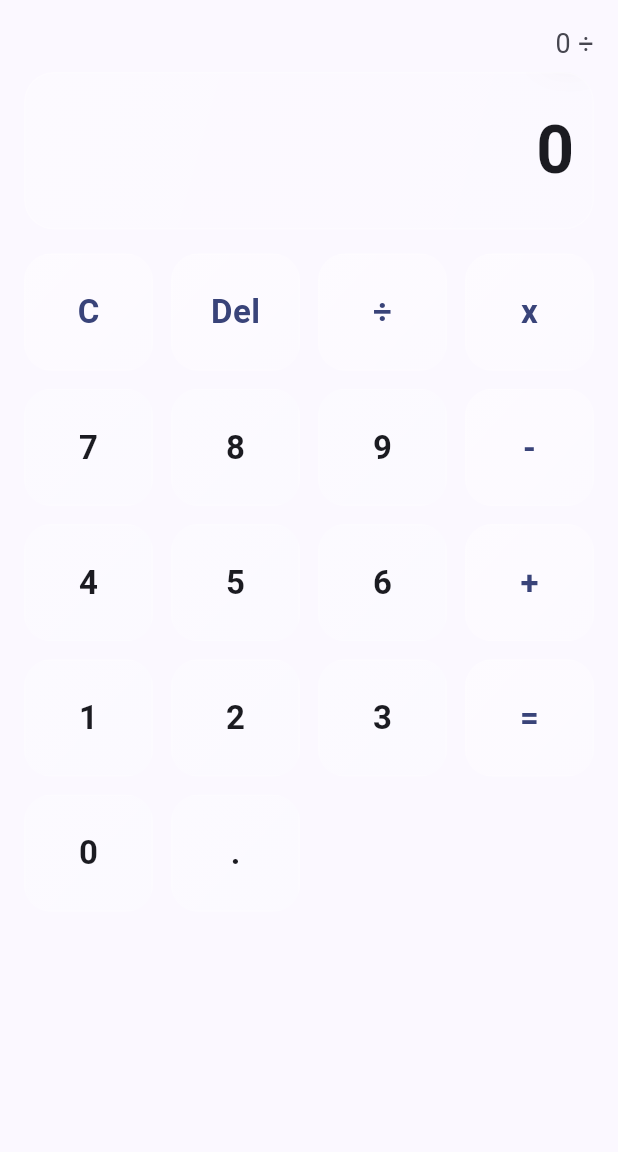
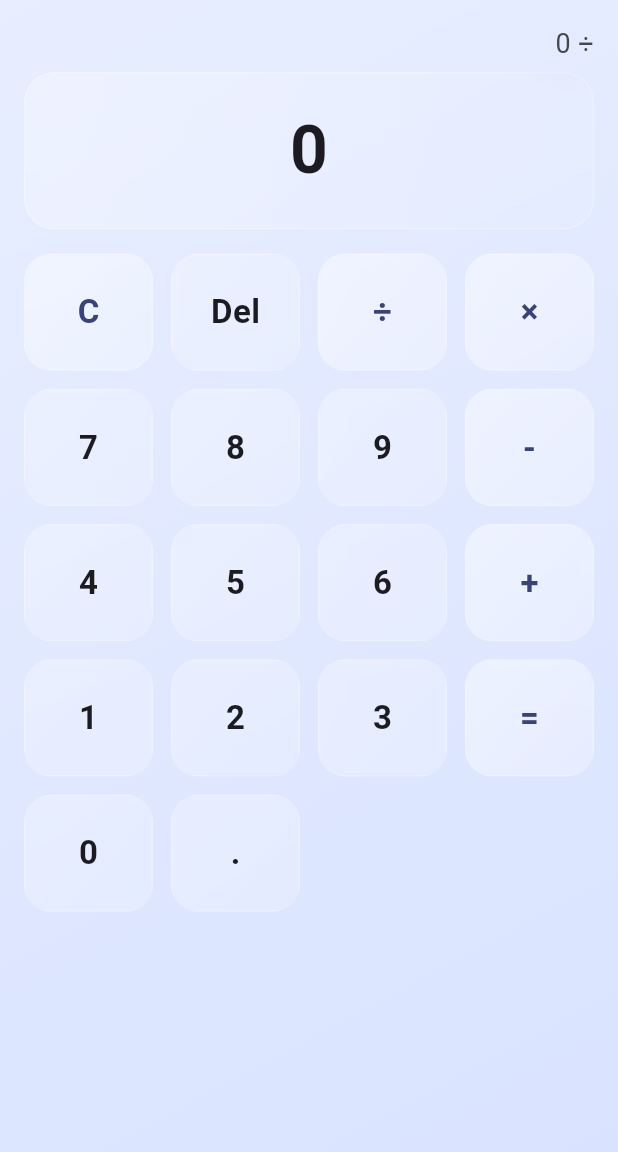
Before and after one commit to Romantll/Calculator-Modes, a Flutter app: the screen it shows after launch, after a tap on an icon or button, on a phone screen of 412 x 824 dp, the part 84-1236 px from its top. Run offline on Flutter 3.47's test engine with Material 3 defaults, Android fonts, the phone set to English and light mode, and no system bars; our stand-ins replace shared_preferences.

Commit message:
Added iteration markers and refined UI

```diff
--- a/lib/main.dart
+++ b/lib/main.dart
@@ -1,13 +1,15 @@
-import 'dart:ui' show ImageFilter;
 import 'package:flutter/material.dart';
-import 'package:flutter/services.dart';
-import 'package:shared_preferences/shared_preferences.dart'; //must add with flutter pub add shared_preferences
+import 'dart:ui' show ImageFilter; // [ITER4] For glassmorphism blur
+import 'package:flutter/services.dart'; // [ITER2 FIX] Haptics & debug support
+import 'package:shared_preferences/shared_preferences.dart'; // [ITER3] Theme persistence
+
+// [ITER3 NOTE] Run once: flutter pub add shared_preferences
 
 void main() {
   runApp(const SnazzyCalculatorApp());
 }
 
-class SnazzyCalculatorApp extends StatefulWidget{
+class SnazzyCalculatorApp extends StatefulWidget {
   const SnazzyCalculatorApp({super.key});
 
   @override
@@ -17,13 +19,16 @@ class SnazzyCalculatorApp extends StatefulWidget{
 class _SnazzyCalculatorAppState extends State<SnazzyCalculatorApp> {
   ThemeMode _themeMode = ThemeMode.light;
 
+  get _focusNode => null;
+
   @override
-  void initState(){
+  void initState() {
     super.initState();
-    _loadTheme();
+    _loadTheme(); // [ITER3] Load saved theme on launch
   }
 
-  Future<void> _loadTheme() async{
+  // [ITER3] Persist theme choice using SharedPreferences
+  Future<void> _loadTheme() async {
     final prefs = await SharedPreferences.getInstance();
     final isDark = prefs.getBool('theme_is_dark') ?? false;
     setState(() => _themeMode = isDark ? ThemeMode.dark : ThemeMode.light);
@@ -35,7 +40,13 @@ class _SnazzyCalculatorAppState extends State<SnazzyCalculatorApp> {
   }
 
   @override
-  Widget build(BuildContext context){
+  void dispose() {
+    _focusNode.dispose(); // [ITER5]
+    super.dispose();
+  }
+
+  @override
+  Widget build(BuildContext context) {
     return MaterialApp(
       debugShowCheckedModeBanner: false,
       title: 'Snazzy Calculator',
@@ -54,12 +65,12 @@ class _SnazzyCalculatorAppState extends State<SnazzyCalculatorApp> {
         fontFamily: 'Roboto',
       ),
       home: CalculatorPage(
-        onToggleTheme: () async{
+        onToggleTheme: () async {
           setState(() {
             _themeMode =
                 _themeMode == ThemeMode.light ? ThemeMode.dark : ThemeMode.light;
           });
-          await _saveTheme(_themeMode);
+          await _saveTheme(_themeMode); // [ITER3] Save theme on toggle
         },
         themeMode: _themeMode,
       ),
@@ -67,7 +78,7 @@ class _SnazzyCalculatorAppState extends State<SnazzyCalculatorApp> {
   }
 }
 
-class CalculatorPage extends StatefulWidget{
+class CalculatorPage extends StatefulWidget {
   const CalculatorPage({super.key, required this.onToggleTheme, required this.themeMode});
 
   final VoidCallback onToggleTheme;
@@ -77,34 +88,45 @@ class CalculatorPage extends StatefulWidget{
   State<CalculatorPage> createState() => _CalculatorPageState();
 }
 
-class _CalculatorPageState extends State<CalculatorPage>{
-  final bool _showDebug = false;
+class _CalculatorPageState extends State<CalculatorPage> {
+  // [ITER5] Keyboard focus node for hardware key support
+  final FocusNode _focusNode = FocusNode(debugLabel: 'calc-focus');
+  // [ITER2.1 DEBUG] Quick inline debug toggle
+  bool _showDebug = false; // [ITER3] default off for cleaner UI
   String _history = '';
-  String _main = '0';
+  String _main = '0'; // [ITER2.1 DEBUG] main display value
 
+  // State for operations
   double? _firstOperand;
-  String? _operator;
-  bool _isTypeingSecondOperand = false;
-  bool _error = false;
+  String? _operator; // '+', '-', '×', '÷'
+  bool _isTypingSecondOperand = false;
+  bool _error = false; // when true, lock input except Clear
 
+  // Use simple ASCII '-' for reliability across fonts & key handling
   final List<String> _keys = const [
-    'C', 'Del', '÷', 'x',
+    'C', 'Del', '÷', '×',
     '7', '8', '9', '-',
     '4', '5', '6', '+',
     '1', '2', '3', '=',
     '0', '.',
   ];
 
-  void _onKeyTap(String key){
+  void _onKeyTap(String key) {
+    // [ITER2 FIX] Haptic + debug feedback to confirm tap registration
     HapticFeedback.lightImpact();
-    print('Tapped: ' + key);
-    if (_error && key != 'C'){
-      print('Blocked input due to error state. Press C to Clear');
+    // ignore: avoid_print
+    print('Tapped: $key');
+
+    // If we're in an error state, only Clear works
+    if (_error && key != 'C') {
+      // ignore: avoid_print
+      print('Blocked input due to error state. Press C to clear.');
       return;
     }
 
-    if (RegExp(r'^[0-9]$').hasMatch(key)){
+    if (RegExp(r'^[0-9]$').hasMatch(key)) {
       _appendDigit(key);
+      // ignore: avoid_print
       print('MAIN after digit: $_main');
       return;
     }
@@ -112,35 +134,45 @@ class _CalculatorPageState extends State<CalculatorPage>{
     switch (key) {
       case '.':
         _appendDot();
+        // ignore: avoid_print
+        print('MAIN after dot: $_main');
         break;
       case 'Del':
         _deleteLast();
+        // ignore: avoid_print
+        print('MAIN after del: $_main');
         break;
       case 'C':
         _clearAll();
+        // ignore: avoid_print
+        print('Cleared. MAIN=$_main');
         break;
       case '+':
       case '-':
-      case 'x':
+      case '×':
       case '÷':
         _selectOperator(key);
+        // ignore: avoid_print
+        print('Selected op $key, FIRST=${_firstOperand?.toString() ?? 'null'}');
         break;
       case '=':
         _computeEquals();
+        // ignore: avoid_print
+        print('After equals, MAIN=$_main, HISTORY=$_history');
         break;
       default:
         break;
     }
   }
 
-  void _appendDigit(String d){
+  void _appendDigit(String d) {
     setState(() {
-      //Replace leading 0 unless building decimal
-      if (_isTypeingSecondOperand && _main == '0'){
+      // Replace leading '0' unless we're building a decimal like '0.x'
+      if (_isTypingSecondOperand && _main == '0') {
         _main = d;
         return;
       }
-      if (_main == '0'){
+      if (_main == '0') {
         _main = d;
       } else {
         _main += d;
@@ -148,9 +180,9 @@ class _CalculatorPageState extends State<CalculatorPage>{
     });
   }
 
-  void _appendDot(){
+  void _appendDot() {
     setState(() {
-      //Only one dot per current operand
+      // Only one dot per current operand
       if (_main.contains('.')) return;
       _main = _main.isEmpty ? '0.' : _main + '.';
     });
@@ -158,10 +190,10 @@ class _CalculatorPageState extends State<CalculatorPage>{
 
   void _deleteLast() {
     setState(() {
-      if(_main.isNotEmpty && _main != '0'){
+      if (_main.isNotEmpty && _main != '0') {
         _main = _main.substring(0, _main.length - 1);
+        if (_main.isEmpty) _main = '0';
       }
-      if (_main.isEmpty) _main = '0';
     });
   }
 
@@ -171,7 +203,7 @@ class _CalculatorPageState extends State<CalculatorPage>{
       _main = '0';
       _firstOperand = null;
       _operator = null;
-      _isTypeingSecondOperand = false;
+      _isTypingSecondOperand = false;
       _error = false;
     });
   }
@@ -180,8 +212,9 @@ class _CalculatorPageState extends State<CalculatorPage>{
     setState(() {
       final current = double.tryParse(_main) ?? 0.0;
 
-      //If we chose operator but haven't type second operand
-      if (_firstOperand != null && _isTypeingSecondOperand && (_main == '0' || _main.isEmpty)) {
+      // If we already chose an operator but haven't typed the second operand yet,
+      // allow changing the operator (e.g., user tapped the wrong one)
+      if (_firstOperand != null && _isTypingSecondOperand && (_main == '0' || _main.isEmpty)) {
         _operator = op;
         _history = '${_formatNumber(_firstOperand!)} $op';
         return;
@@ -191,37 +224,36 @@ class _CalculatorPageState extends State<CalculatorPage>{
       _operator = op;
       _history = '${_formatNumber(current)} $op';
       _main = '0';
-      _isTypeingSecondOperand = true;
+      _isTypingSecondOperand = true;
     });
   }
 
-  void _computeEquals(){
+  void _computeEquals() {
     if (_firstOperand == null || _operator == null) return;
-
     final second = double.tryParse(_main) ?? 0.0;
     final first = _firstOperand!;
+
     double result;
-
-    switch (_operator){
+    switch (_operator) {
       case '+':
         result = first + second;
         break;
       case '-':
         result = first - second;
         break;
-      case 'x':
+      case '×':
         result = first * second;
         break;
       case '÷':
-        //Error handling
-        if (second == 0){
+        if (second == 0) {
+          // [ITER3] Friendly error UI + state lock until Clear
           ScaffoldMessenger.of(context).showSnackBar(
             const SnackBar(content: Text('Cannot divide by zero')),
           );
           _showError('$first / 0');
           return;
         }
-        result = first/second;
+        result = first / second;
         break;
       default:
         return;
@@ -232,11 +264,11 @@ class _CalculatorPageState extends State<CalculatorPage>{
       _main = _formatNumber(result);
       _firstOperand = null;
       _operator = null;
-      _isTypeingSecondOperand = false;
+      _isTypingSecondOperand = false;
     });
   }
 
-  void _showError(String expression){
+  void _showError(String expression) {
     setState(() {
       _history = '$expression =';
       _main = 'Error';
@@ -244,14 +276,13 @@ class _CalculatorPageState extends State<CalculatorPage>{
     });
   }
 
-  String _formatNumber(double value){
-    if(value.isNaN ||  value.isInfinite) return value.toString();
+  String _formatNumber(double value) {
+    if (value.isNaN || value.isInfinite) return value.toString();
     final asInt = value.toInt();
     if (value == asInt.toDouble()) return asInt.toString();
-    //Trim trailing zeros
     var s = value.toStringAsFixed(10);
-    s = s.replaceFirst(RegExp(r'\.0+$'), '');
-    s = s.replaceFirst(RegExp(r'(\.\d*?)0+$'), r'$1');
+    s = s.replaceFirst(RegExp(r'\.0+\$'), '');
+    s = s.replaceFirst(RegExp(r'(\.\d*?)0+\$'), r'$1');
     return s;
   }
 
@@ -259,6 +290,7 @@ class _CalculatorPageState extends State<CalculatorPage>{
   Widget build(BuildContext context) {
     final cs = Theme.of(context).colorScheme;
 
+    // [ITER5] Ensure focus for keyboard input
     return Scaffold(
       appBar: AppBar(
         title: const Text('Snazzy Calculator'),
@@ -268,42 +300,108 @@ class _CalculatorPageState extends State<CalculatorPage>{
             onPressed: widget.onToggleTheme,
             icon: Icon(
               widget.themeMode == ThemeMode.light
-              ?Icons.dark_mode_outlined
+                  ? Icons.dark_mode_outlined
                   : Icons.light_mode_outlined,
             ),
-          )
+          ),
         ],
       ),
-      body: SafeArea(
+      body: RawKeyboardListener(
+        focusNode: _focusNode, // [ITER5] hardware keyboard
+        autofocus: true, // [ITER5]
+        onKey: (event) {
+          if (event is! RawKeyDownEvent) return; // avoid repeats [ITER5]
+          final keyLabel = event.logicalKey.keyLabel;
+          // Map common keys to calculator taps [ITER5]
+          if (RegExp(r'^[0-9]$').hasMatch(keyLabel)) {
+            _onKeyTap(keyLabel);
+            return;
+          }
+          switch (keyLabel) {
+            case '+':
+            case '-':
+              _onKeyTap(keyLabel);
+              return;
+            case '*':
+              _onKeyTap('×');
+              return;
+            case 'x':
+            case 'X':
+              _onKeyTap('×');
+              return;
+            case '/':
+              _onKeyTap('÷');
+              return;
+            case '.':
+            case ',':
+              _onKeyTap('.');
+              return;
+            case 'Enter':
+            case 'Numpad Enter':
+              _onKeyTap('=');
+              return;
+            case 'Backspace':
+              _onKeyTap('Del');
+              return;
+            case 'Escape':
+              _onKeyTap('C');
+              return;
+          }
+        },
+        child: Container(
+          decoration: BoxDecoration(
+            gradient: LinearGradient(
+              begin: Alignment.topLeft,
+              end: Alignment.bottomRight,
+              colors: [
+                Theme.of(context).brightness == Brightness.dark
+                    ? const Color(0xFF0B1220)
+                    : const Color(0xFFE8EEFF),
+                Theme.of(context).brightness == Brightness.dark
+                    ? const Color(0xFF151B2D)
+                    : const Color(0xFFD9E3FF),
+              ],
+            ),
+          ),
+          child: SafeArea(
           child: Padding(
             padding: const EdgeInsets.all(16.0),
             child: Column(
               crossAxisAlignment: CrossAxisAlignment.stretch,
               children: [
-              //Debugging
+                // [ITER2.1 DEBUG] Tiny on-screen debug row (toggle with _showDebug)
                 if (_showDebug)
                   Padding(
                     padding: const EdgeInsets.only(bottom: 8.0),
                     child: Row(
                       mainAxisAlignment: MainAxisAlignment.spaceBetween,
                       children: [
-                      Text('dbg MAIN: $_main', style: TextStyle(fontSize: 12, color: cs.onSurfaceVariant)),
-                      Text('op: ${_operator ?? '∅'} first: ${_firstOperand?.toString() ?? '∅'}', style: TextStyle(fontSize: 12, color: cs.onSurfaceVariant))
+                        Text('dbg MAIN: $_main', style: TextStyle(fontSize: 12, color: Theme.of(context).colorScheme.onSurfaceVariant)),
+                        Text('op: ${_operator ?? '∅'}  first: ${_firstOperand?.toString() ?? '∅'}', style: TextStyle(fontSize: 12, color: Theme.of(context).colorScheme.onSurfaceVariant)),
                       ],
                     ),
                   ),
-              //History
+
+                // History
                 Text(
                   _history,
                   textAlign: TextAlign.right,
                   style: TextStyle(
                     fontSize: 18,
-                  color: cs.onSurfaceVariant,
+                    color: Theme.of(context).colorScheme.onSurfaceVariant,
                   ),
                 ),
                 const SizedBox(height: 6),
-              //Main Display
-              ClipRRect(
+                // [ITER4] Main display as frosted glass card
+                // [ITER5] Tap to copy, AnimatedSwitcher on value change
+                GestureDetector(
+                  onLongPress: () {
+                    Clipboard.setData(ClipboardData(text: _main)); // [ITER5]
+                    ScaffoldMessenger.of(context).showSnackBar(
+                      const SnackBar(content: Text('Result copied')), // [ITER5]
+                    );
+                  },
+                  child: ClipRRect(
                     borderRadius: BorderRadius.circular(20),
                     child: BackdropFilter(
                       filter: ImageFilter.blur(sigmaX: 14, sigmaY: 14),
@@ -312,7 +410,7 @@ class _CalculatorPageState extends State<CalculatorPage>{
                         decoration: BoxDecoration(
                           borderRadius: BorderRadius.circular(20),
                           border: Border.all(
-                        color: Colors.white.withOpacity(0.28),
+                            color: Colors.white.withOpacity(0.25),
                           ),
                           gradient: LinearGradient(
                             begin: Alignment.topLeft,
@@ -323,8 +421,12 @@ class _CalculatorPageState extends State<CalculatorPage>{
                             ],
                           ),
                         ),
+                        child: AnimatedSwitcher(
+                          duration: const Duration(milliseconds: 160), // [ITER5]
+                          transitionBuilder: (child, anim) => FadeTransition(opacity: anim, child: child), // [ITER5]
                           child: Text(
                             _main,
+                            key: ValueKey(_main), // [ITER5]
                             textAlign: TextAlign.right,
                             maxLines: 1,
                             overflow: TextOverflow.ellipsis,
@@ -333,25 +435,29 @@ class _CalculatorPageState extends State<CalculatorPage>{
                         ),
                       ),
                     ),
+                  ),
+                ),
                 const SizedBox(height: 16),
-              //keypad
+                // Keypad — fixed count, no blanks
                 Expanded(
                   child: GridView.count(
                     crossAxisCount: 4,
                     mainAxisSpacing: 12,
                     crossAxisSpacing: 12,
-                  childAspectRatio: 1.1,
+                    childAspectRatio: 1.1, // [ITER3] Slightly taller buttons for better tap targets
                     children: _keys
-                    .where((k) => k.isNotEmpty)
                         .map((k) => _CalcButton(
                               label: k,
                               onTap: () => _onKeyTap(k),
-                        isAccent: ['C', 'Del', '+', '-', 'x', '÷', '='].contains(k),
+                              onLongPress: k == 'Del' ? _clearAll : null, // [ITER3] Long-press Del to Clear
+                              isAccent: ['=', 'C'].contains(k) || ['+', '-', '×', '÷'].contains(k), // [ITER4] Accents on ops & key actions
                             ))
                         .toList(),
                   ),
-              )
+                ),
               ],
+            ),
+          ),
             ),
           ),
         ),
@@ -359,7 +465,7 @@ class _CalculatorPageState extends State<CalculatorPage>{
   }
 }
 
-class _CalcButton extends StatelessWidget {
+class _CalcButton extends StatefulWidget {
   const _CalcButton({
     required this.label,
     required this.onTap,
@@ -369,23 +475,45 @@ class _CalcButton extends StatelessWidget {
 
   final String label;
   final VoidCallback onTap;
-  final VoidCallback? onLongPress;
+  final VoidCallback? onLongPress; // [ITER3] Optional long-press (e.g., Del => Clear)
   final bool isAccent;
+
+  @override
+  State<_CalcButton> createState() => _CalcButtonState();
+}
+
+class _CalcButtonState extends State<_CalcButton> {
+  bool _pressed = false; // [ITER5]
+
+  void _setPressed(bool v) => setState(() => _pressed = v); // [ITER5]
 
   @override
   Widget build(BuildContext context) {
     final cs = Theme.of(context).colorScheme;
 
-    return ClipRRect(
+    // [ITER4] Glassmorphism button with press animation
+    return Listener(
+      onPointerDown: (_) => _setPressed(true), // [ITER5]
+      onPointerUp: (_) => _setPressed(false),  // [ITER5]
+      onPointerCancel: (_) => _setPressed(false), // [ITER5]
+      child: AnimatedScale(
+        duration: const Duration(milliseconds: 90), // [ITER5]
+        scale: _pressed ? 0.96 : 1.0, // [ITER5]
+        child: ClipRRect(
           borderRadius: BorderRadius.circular(18),
           child: BackdropFilter(
             filter: ImageFilter.blur(sigmaX: 12, sigmaY: 12),
             child: Material(
-          color: Colors.white.withOpacity(isAccent ? 0.20 : 0.12),
+              color: Colors.white.withOpacity(widget.isAccent ? 0.20 : 0.12),
               child: InkWell(
-            onTap: onTap,
-            onLongPress: onLongPress,
-            splashColor: cs.primary.withValues(alpha: 0.25), //testing no depricated opacity
+                onTap: () {
+                  if (widget.label == '=') {
+                    HapticFeedback.mediumImpact(); // [ITER5] stronger feedback on equals
+                  }
+                  widget.onTap();
+                },
+                onLongPress: widget.onLongPress,
+                splashColor: cs.primary.withOpacity(0.15),
                 highlightColor: cs.primary.withOpacity(0.06),
                 child: Container(
                   alignment: Alignment.center,
@@ -396,17 +524,19 @@ class _CalcButton extends StatelessWidget {
                       begin: Alignment.topLeft,
                       end: Alignment.bottomRight,
                       colors: [
-                    Colors.white.withOpacity(isAccent ? 0.30 : 0.18),
-                    Colors.white.withOpacity(isAccent ? 0.10 : 0.08)
+                        Colors.white.withOpacity(widget.isAccent ? 0.30 : 0.18),
+                        Colors.white.withOpacity(widget.isAccent ? 0.10 : 0.08),
                       ],
                     ),
                   ),
                   child: Text(
-                label,
+                    widget.label,
                     style: TextStyle(
                       fontSize: 22,
                       fontWeight: FontWeight.w700,
-                  color: isAccent ? cs.onPrimaryContainer : cs.onSurface,
+                      color: widget.isAccent ? cs.onPrimaryContainer : cs.onSurface,
+                    ),
+                  ),
                 ),
               ),
             ),
```
Lines whose indentation alone changed are shown as unchanged.
